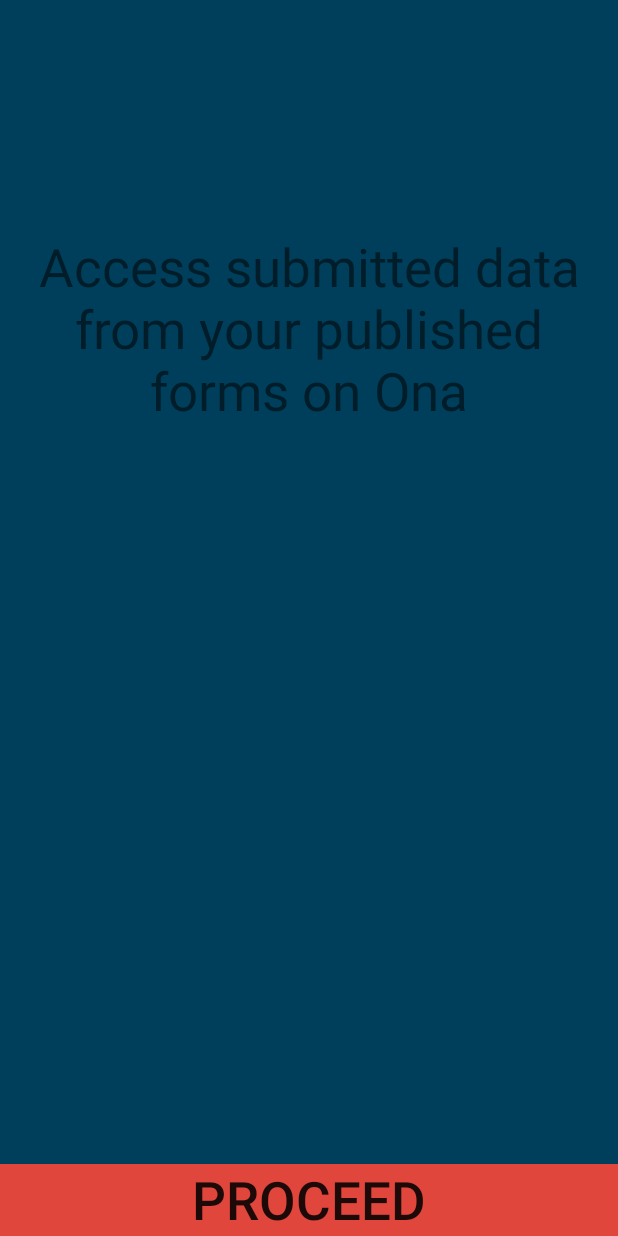
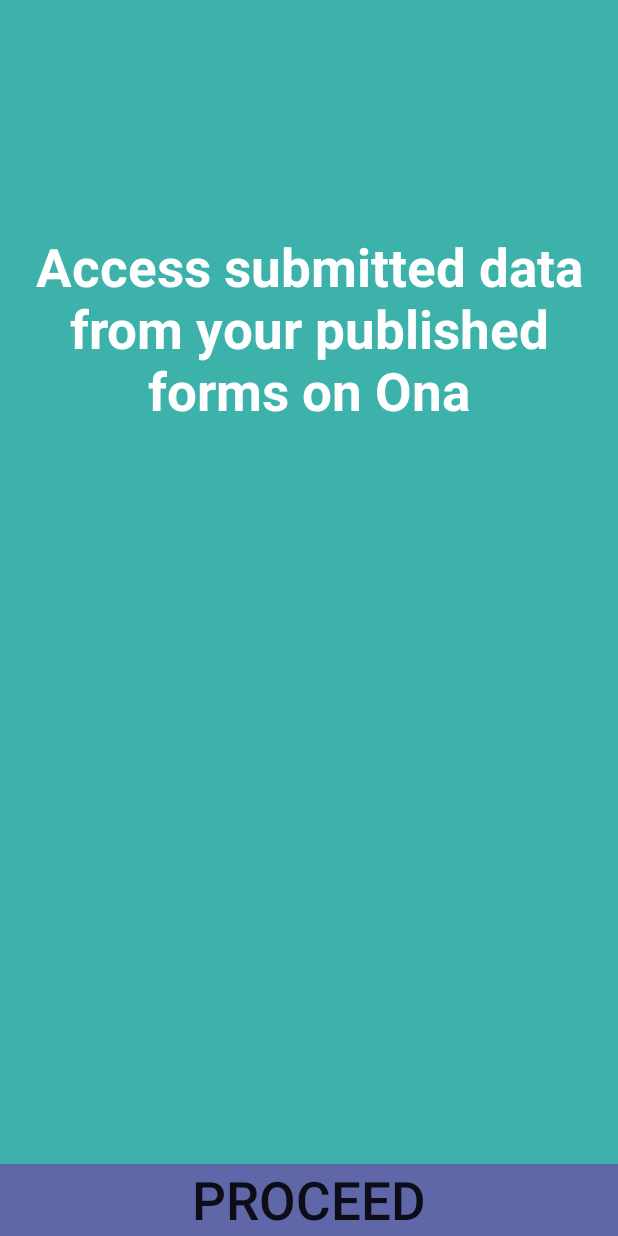
Before and after one commit to Upande/upande-ap-, an Android app: the screen it shows after launch (InfoPage), on a phone screen of 412 x 824 dp. Run offline under Robolectric (Android 15) with nearby library versions, the phone set to English and light mode, and no system bars.

Commit message:
image added

```diff
--- a/app/src/main/res/layout/activity_info_page.xml
+++ b/app/src/main/res/layout/activity_info_page.xml
@@ -3,13 +3,15 @@
     android:layout_width="match_parent"
     android:layout_height="match_parent"
     tools:context="com.example.faith.upandeapp.InfoPage"
-    android:background="#003F5B">
+    android:background="#3DB2AB">
 
     <TextView android:text="@string/hello_world"
         android:layout_width="wrap_content"
         android:layout_height="wrap_content"
         android:textSize="35sp"
         android:textAlignment="gravity"
+        android:textColor="#fff"
+        android:textStyle="bold"
         android:singleLine="false"
         android:linksClickable="false"
         android:gravity="center_horizontal"
@@ -28,6 +30,6 @@
         android:textSize="35sp"
         android:capitalize="none"
         android:visibility="visible"
-        android:background="#e0463b" />
+        android:background="#6067A9" />
 
 </RelativeLayout>
```
Also changed, not shown: app/src/main/res/drawable/loginbg.png (added), 2 other files.
